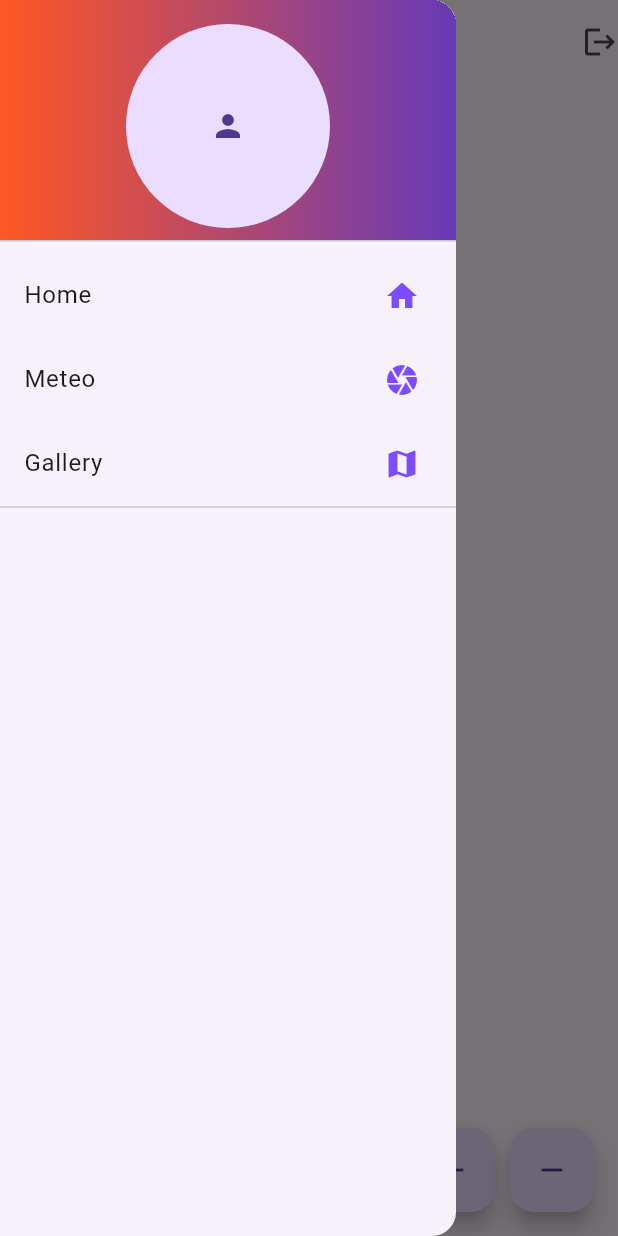
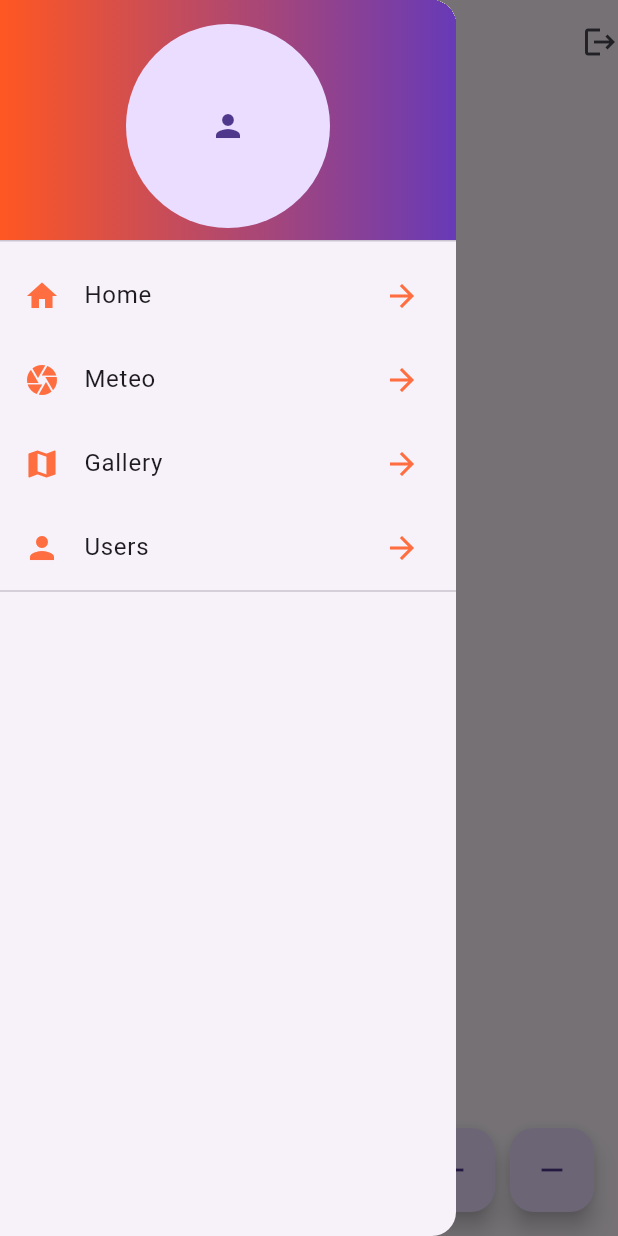
Before and after one commit to victoireMyinda/github-user-appmobile, a Flutter app: the screen it shows after launch, with the side drawer open, on a phone screen of 412 x 824 dp. Run offline on Flutter 3.47's test engine with Material 3 defaults, Android fonts, the light colour scheme and no system bars; our stand-ins replace get.

Commit message:
main:sidebar

```diff
--- a/lib/config/global.params.dart
+++ b/lib/config/global.params.dart
@@ -5,5 +5,6 @@ class GlobalParams {
     {"title": "Home", "icon": Icons.home, "route": "/home"},
     {"title": "Meteo", "icon": Icons.camera, "route": "/meteo"},
     {"title": "Gallery", "icon": Icons.map, "route": "/gallery"},
+    {"title": "Users", "icon": Icons.person, "route": "/users"},
   ];
 }
--- a/lib/config/router.dart
+++ b/lib/config/router.dart
@@ -1,4 +1,5 @@
 import 'package:formation/presentation/screens/home/home.screen.dart';
+import 'package:formation/presentation/screens/users/user.screen.dart';
 import 'package:get/get_navigation/src/routes/get_route.dart';
 import 'package:get/get_navigation/src/routes/transitions_type.dart';
 
@@ -9,5 +10,11 @@ List<GetPage<dynamic>> getPages() {
       page: () => const HomeScreen(),
       transition: Transition.cupertino,
     ),
+
+    GetPage(
+      name: '/users',
+      page: () => const UsersScreen(),
+      transition: Transition.cupertino,
+    ),
   ];
 }
--- a/lib/main.dart
+++ b/lib/main.dart
@@ -12,6 +12,10 @@ class MyApp extends StatelessWidget {
   @override
   Widget build(BuildContext context) {
     return GetMaterialApp(
+      theme: ThemeData(
+        primarySwatch: Colors.indigo,
+        primaryColor: Colors.amberAccent
+      ),
       debugShowCheckedModeBanner: false,
       initialRoute: '/',
       getPages: getPages(),
--- a/lib/presentation/widgets/drawer.widget.dart
+++ b/lib/presentation/widgets/drawer.widget.dart
@@ -18,22 +18,26 @@ class myDrawer extends StatelessWidget {
               child: Icon(Icons.person),
             ),
           ),
-
-
           ...(GlobalParams.menus as List).map((item) {
-            return  ListTile(
+            return ListTile(
               title: Text(item["title"]),
-             trailing: Icon(
+              leading: Icon(
                 item["icon"],
-                color: Colors.deepPurpleAccent,
+                color: Colors.deepOrangeAccent,
               ),
-              onTap :() {
-                 Navigator.of(context).pushNamed(item["route"] as String);
+              trailing: const Icon(
+                Icons.arrow_forward_sharp,
+                color: Colors.deepOrangeAccent,
+              ),
+              onTap: () {
+                Navigator.pop(context);
+                Navigator.of(context).pushNamed(item["route"] as String);
               },
             );
-
           }),
-         const  Divider(height: 2,)
+          const Divider(
+            height: 2,
+          )
         ],
       ),
     );
```
Also changed, not shown: lib/presentation/screens/users/user.screen.dart (added, +26 -0 lines).
